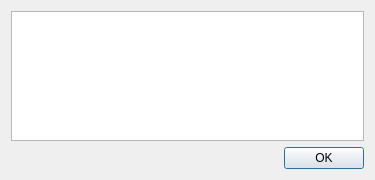
This is gui/log.ui in vommie/pycutxn as Qt 5 draws it before an edit. The edited form follows.
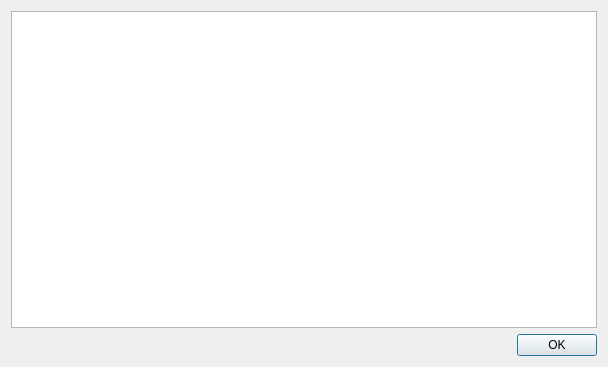
This is the edited form.

Commit message: save and load log dialog geometry

```diff
--- a/gui/log.ui
+++ b/gui/log.ui
@@ -6,8 +6,8 @@
    <rect>
     <x>0</x>
     <y>0</y>
-    <width>375</width>
-    <height>180</height>
+    <width>608</width>
+    <height>367</height>
    </rect>
   </property>
   <property name="windowTitle">
```
The commit also changes 2 other files.
